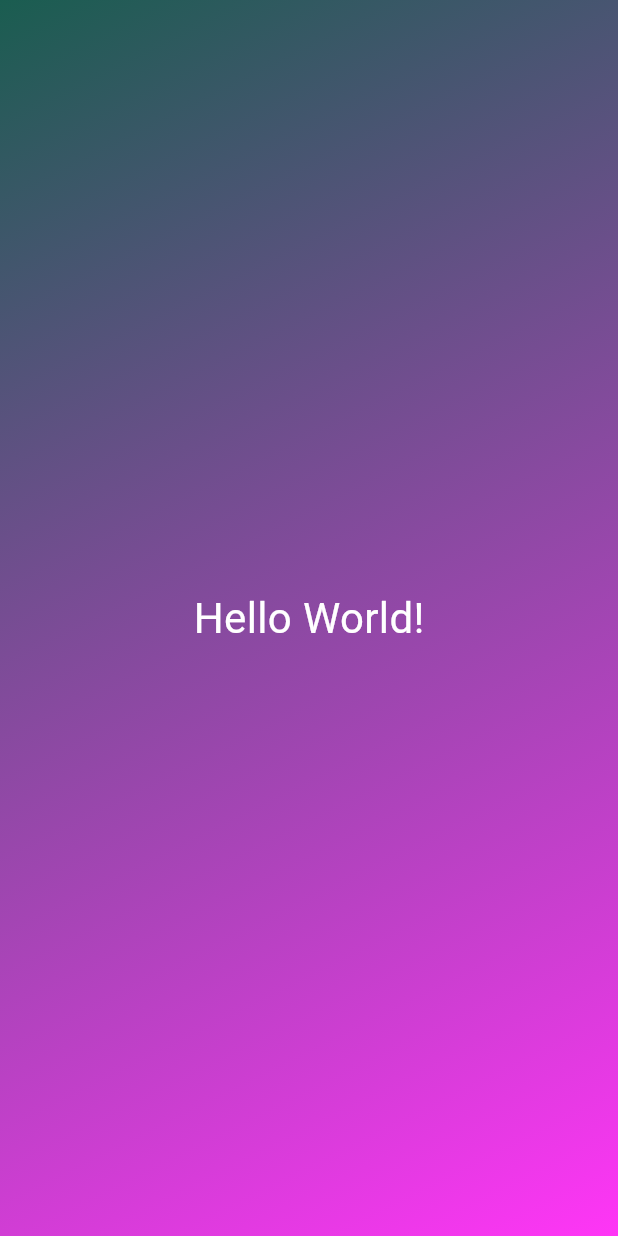
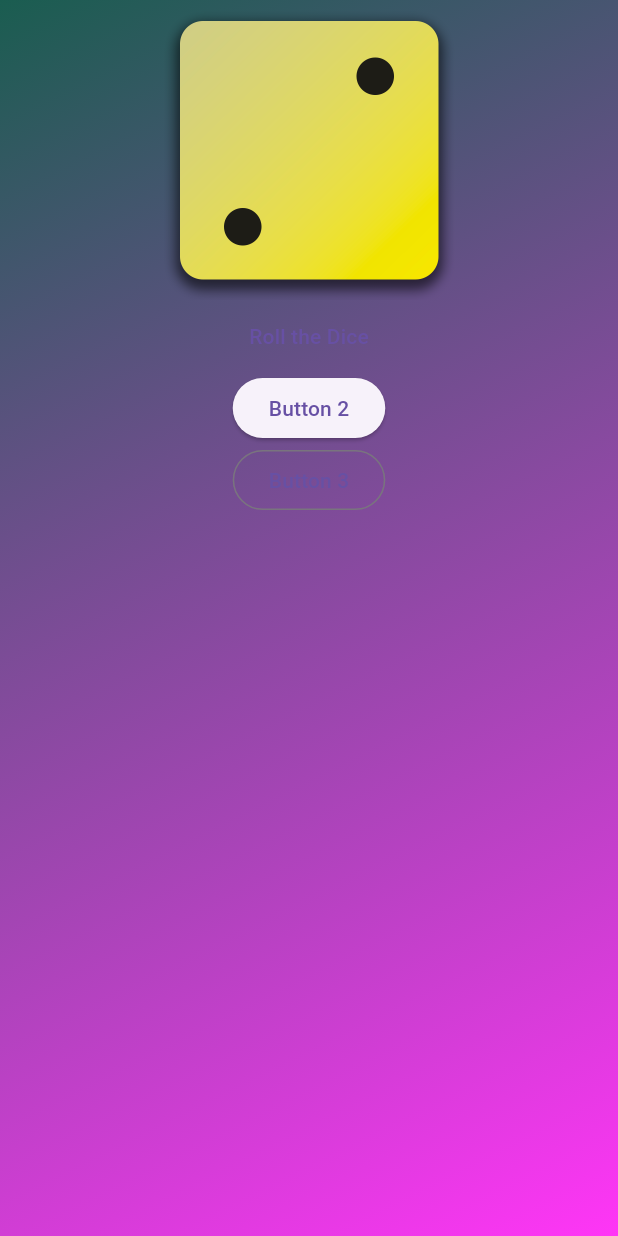
Before and after one commit to MrSurajPawar/Roll-Dice, a Flutter app: the screen it shows after launch, on a phone screen of 412 x 824 dp. Run offline on Flutter 3.47's test engine with Material 3 defaults, Android fonts, the phone set to English and light mode, and no system bars.

Commit message:
Suraj | new changes done and the button get added to the UI

```diff
--- a/lib/gradient_container.dart
+++ b/lib/gradient_container.dart
@@ -1,5 +1,4 @@
 import 'package:flutter/material.dart';
-import 'package:first_app/styled_text.dart';
 
 //Declaring the variable for the alignments
 const startAlignment = Alignment.topLeft;
@@ -10,10 +9,19 @@ class GradientContainer extends StatelessWidget {
   // GradientContainer({key}): super(key: key);
   const GradientContainer(this.colorChanger1, this.colorChanger2, {super.key});
 
+  //the class can have multiple constructor seprated by dot(.)
+  const GradientContainer.bgColor({super.key})
+      : colorChanger1 = Colors.deepPurple,
+        colorChanger2 = Colors.indigo;
+
   //Properties
   final Color colorChanger1;
   final Color colorChanger2;
 
+  //methods or function
+  void rollDice() {
+    //....
+  }
   //build(context) method is overridden to describe how to display the widget.
   @override
   Widget build(BuildContext context) {
@@ -25,8 +33,25 @@ class GradientContainer extends StatelessWidget {
           end: endAlignment,
         ),
       ),
-      child: const Center(
-        child: StyleText('Hello World!'),
+      child: Center(
+        child: Column(children: [
+          Image.asset(
+            'assets/images/dice-2.png',
+            width: 200,
+          ),
+          TextButton(
+            onPressed: rollDice,
+            child: const Text('Roll the Dice'),
+          ),
+          ElevatedButton(
+            onPressed: rollDice,
+            child: const Text('Button 2'),
+          ),
+          OutlinedButton(
+            onPressed: rollDice,
+            child: const Text('Button 3'),
+          ),
+        ]),
       ),
     );
   }
```
Also changed, not shown: pubspec.yaml (+7 -3 lines), assets/images/dice-1.png (added), assets/images/dice-2.png (added), assets/images/dice-3.png (added), assets/images/dice-4.png (added), assets/images/dice-5.png (added), assets/images/dice-6.png (added).
